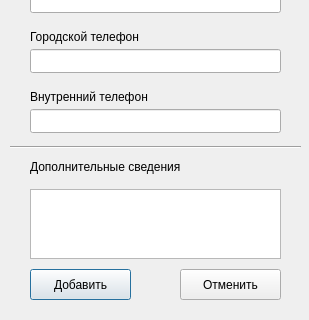
relsa228/MyRin, file MyRin/Forms/redactpersonview.ui: the form before one commit; both pictures show x 0 to 309 and y 311 to 631 of the 309 by 631 pixel window.
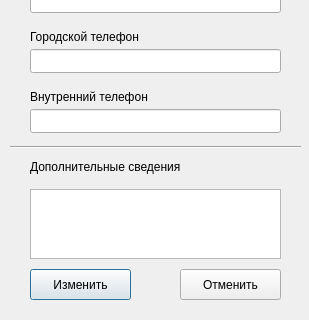
The form after the commit. Icons and pictures are not drawn.

Diff of the .ui file:
```diff
--- a/MyRin/Forms/redactpersonview.ui
+++ b/MyRin/Forms/redactpersonview.ui
@@ -2,6 +2,9 @@
 <ui version="4.0">
  <class>RedactPersonView</class>
  <widget class="QDialog" name="RedactPersonView">
+  <property name="enabled">
+   <bool>true</bool>
+  </property>
   <property name="geometry">
    <rect>
     <x>0</x>
@@ -157,7 +160,7 @@
     </rect>
    </property>
    <property name="text">
-    <string>Добавить</string>
+    <string>Изменить</string>
    </property>
   </widget>
   <widget class="QLineEdit" name="emailEdit">
```
Left out of the diff: 10 changed lines with no effect on the pictures.
